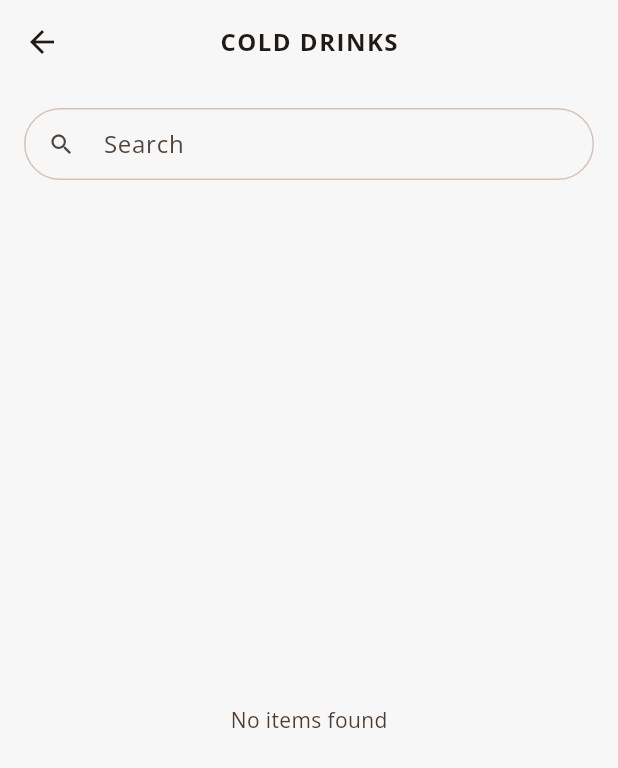
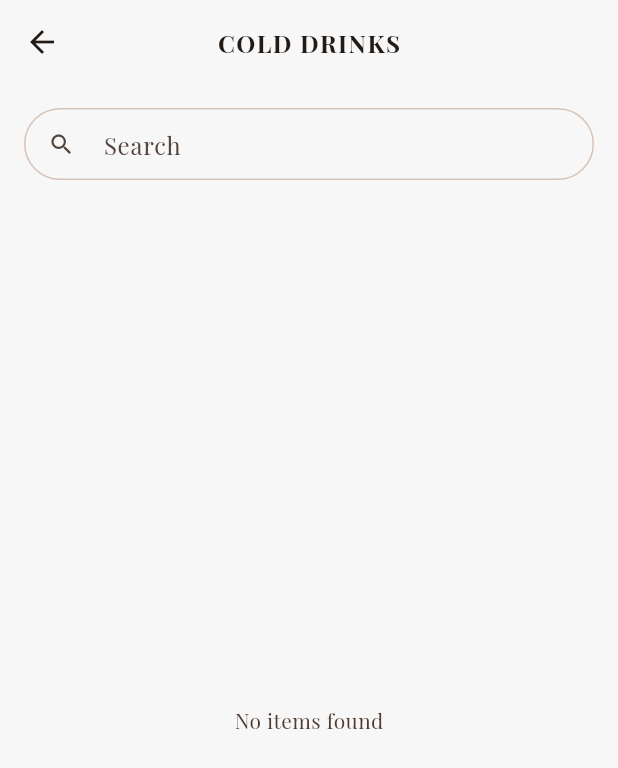
Before and after one commit to urban-cafe/urban_cafe, a Flutter app: the screen it shows after launch, after a tap on "COLD DRINKS", on a phone screen of 412 x 824 dp. Shown: the top 768 px of the screen. Run offline on Flutter 3.47's test engine with Material 3 defaults, Android fonts, the phone set to English and light mode, and no system bars; drawn by our look-alikes of skeletonizer; our stand-ins replace cached_network_image, file_picker, flutter_dotenv, font_awesome_flutter, go_router, google_fonts and 1 more; accounts and stored records are empty; network calls fail.

Commit message:
feat(theme): implement theme provider and update UI components
- Add theme provider for dynamic theme switching
- Update main menu screen with new design and social buttons
- Add responsive constraints to menu and detail screens
- Change text theme to Playfair Display font
- Add font_awesome_flutter and url_launcher dependencies

```diff
--- a/lib/core/theme.dart
+++ b/lib/core/theme.dart
@@ -25,7 +25,7 @@ class AppTheme {
   static ThemeData get theme => ThemeData(
     useMaterial3: true,
     colorScheme: ColorScheme.fromSeed(seedColor: primary, brightness: Brightness.light, primary: primary, onPrimary: Colors.white, secondary: accent, onSecondary: Colors.white, surface: neutralBg),
-    textTheme: GoogleFonts.openSansTextTheme(ThemeData.light().textTheme).apply(displayColor: const Color(0xFF4E3B2F), bodyColor: const Color(0xFF4E3B2F)),
+    textTheme: GoogleFonts.playfairDisplayTextTheme(ThemeData.light().textTheme).apply(displayColor: const Color(0xFF4E3B2F), bodyColor: const Color(0xFF4E3B2F)),
     filledButtonTheme: FilledButtonThemeData(
       style: FilledButton.styleFrom(
         backgroundColor: primary,
@@ -61,7 +61,7 @@ class AppTheme {
   static ThemeData get darkTheme => ThemeData(
     useMaterial3: true,
     colorScheme: ColorScheme.fromSeed(seedColor: primary, brightness: Brightness.dark, primary: primary, onPrimary: Colors.white, secondary: accent, onSecondary: Colors.white, surface: const Color(0xFF1F1A17), onSurface: const Color(0xFFEDE3DD)),
-    textTheme: GoogleFonts.openSansTextTheme(ThemeData.dark().textTheme).apply(displayColor: Colors.white, bodyColor: Colors.white),
+    textTheme: GoogleFonts.playfairDisplayTextTheme(ThemeData.dark().textTheme).apply(displayColor: Colors.white, bodyColor: Colors.white),
     filledButtonTheme: FilledButtonThemeData(
       style: FilledButton.styleFrom(backgroundColor: primary, foregroundColor: Colors.white),
     ),
--- a/lib/main.dart
+++ b/lib/main.dart
@@ -10,6 +10,7 @@ import 'package:urban_cafe/domain/entities/menu_item.dart';
 import 'package:urban_cafe/presentation/providers/admin_provider.dart';
 import 'package:urban_cafe/presentation/providers/auth_provider.dart';
 import 'package:urban_cafe/presentation/providers/menu_provider.dart';
+import 'package:urban_cafe/presentation/providers/theme_provider.dart';
 import 'package:urban_cafe/presentation/screens/admin/edit_screen.dart';
 import 'package:urban_cafe/presentation/screens/admin/list_screen.dart';
 import 'package:urban_cafe/presentation/screens/admin/login_screen.dart';
@@ -57,8 +58,20 @@ class UrbanCafeApp extends StatelessWidget {
         ChangeNotifierProvider(create: (_) => AuthProvider()),
         ChangeNotifierProvider(create: (_) => MenuProvider()),
         ChangeNotifierProvider(create: (_) => AdminProvider()),
+        ChangeNotifierProvider(create: (_) => ThemeProvider()),
       ],
-      child: MaterialApp.router(title: 'UrbanCafe', theme: AppTheme.theme, darkTheme: AppTheme.darkTheme, themeMode: ThemeMode.system, debugShowCheckedModeBanner: false, routerConfig: router),
+      child: Consumer<ThemeProvider>(
+        builder: (context, themeProvider, child) {
+          return MaterialApp.router(
+            title: 'UrbanCafe',
+            theme: AppTheme.theme,
+            darkTheme: AppTheme.darkTheme,
+            themeMode: themeProvider.themeMode, // Use the provider's mode
+            debugShowCheckedModeBanner: false,
+            routerConfig: router,
+          );
+        },
+      ),
     );
   }
 }
--- /dev/null
+++ b/lib/presentation/providers/theme_provider.dart
@@ -0,0 +1,20 @@
+import 'package:flutter/material.dart';
+
+class ThemeProvider extends ChangeNotifier {
+  ThemeMode _themeMode = ThemeMode.system;
+
+  ThemeMode get themeMode => _themeMode;
+
+  bool get isDarkMode {
+    if (_themeMode == ThemeMode.system) {
+      // Accessing platform dispatcher directly since we might not have context here
+      return WidgetsBinding.instance.platformDispatcher.platformBrightness == Brightness.dark;
+    }
+    return _themeMode == ThemeMode.dark;
+  }
+
+  void toggleTheme() {
+    _themeMode = isDarkMode ? ThemeMode.light : ThemeMode.dark;
+    notifyListeners();
+  }
+}
--- a/lib/presentation/screens/main_menu_screen.dart
+++ b/lib/presentation/screens/main_menu_screen.dart
@@ -1,74 +1,100 @@
 import 'package:flutter/material.dart';
+import 'package:font_awesome_flutter/font_awesome_flutter.dart';
 import 'package:go_router/go_router.dart';
 import 'package:provider/provider.dart';
 import 'package:urban_cafe/presentation/providers/auth_provider.dart';
+import 'package:urban_cafe/presentation/providers/theme_provider.dart';
+import 'package:url_launcher/url_launcher.dart';
 
 class MainMenuScreen extends StatelessWidget {
   const MainMenuScreen({super.key});
 
-  Widget _bigButton(BuildContext context, String label, VoidCallback onTap) {
-    final cs = Theme.of(context).colorScheme;
-    final isDark = Theme.of(context).brightness == Brightness.dark;
+  Widget _socialButton(BuildContext context, IconData icon, String url) {
+    final colorScheme = Theme.of(context).colorScheme;
 
-    return SizedBox(
+    return IconButton(
+      onPressed: () async {
+        final uri = Uri.parse(url);
+        if (await canLaunchUrl(uri)) {
+          await launchUrl(uri, mode: LaunchMode.externalApplication);
+        }
+      },
+      icon: FaIcon(icon, size: 22),
+      style: IconButton.styleFrom(
+        foregroundColor: colorScheme.primary,
+        side: BorderSide(color: colorScheme.outlineVariant),
+        padding: const EdgeInsets.all(12),
+      ),
+    );
+  }
+
+  Widget _menuButton(BuildContext context, {required String label, required IconData icon, required VoidCallback onTap}) {
+    final theme = Theme.of(context);
+    final colorScheme = theme.colorScheme;
+    final isDark = theme.brightness == Brightness.dark;
+
+    return Padding(
+      padding: const EdgeInsets.only(bottom: 16),
+      child: InkWell(
+        onTap: onTap,
+        borderRadius: BorderRadius.circular(16),
+        child: Container(
           width: double.infinity,
-      child: FilledButton(
-        onPressed: onTap,
-        style: FilledButton.styleFrom(
-          padding: const EdgeInsets.symmetric(vertical: 20),
-          shape: RoundedRectangleBorder(borderRadius: BorderRadius.circular(12)),
-          // Dark Mode Adjustment:
-          // Use 'secondaryContainer' (muted/pastel) in Dark Mode.
-          // Use 'primary' (vibrant) in Light Mode.
-          backgroundColor: isDark ? cs.secondaryContainer : cs.primary,
-          foregroundColor: isDark ? cs.onSecondaryContainer : cs.onPrimary,
-          elevation: isDark ? 0 : 2, // Remove shadow in dark mode for a flat look
+          height: 68, // REDUCED: Smaller height for a cleaner look (was 80)
+          padding: const EdgeInsets.symmetric(horizontal: 24),
+          decoration: BoxDecoration(
+            color: isDark ? colorScheme.secondaryContainer : colorScheme.primary,
+            borderRadius: BorderRadius.circular(16),
+            boxShadow: [if (!isDark) BoxShadow(color: colorScheme.primary.withValues(alpha: 0.3), blurRadius: 8, offset: const Offset(0, 4))],
           ),
-        child: Text(
+          child: Row(
+            children: [
+              Icon(
+                icon,
+                size: 28, // Slightly smaller icon to match new height
+                color: isDark ? colorScheme.onSecondaryContainer : colorScheme.onPrimary,
+              ),
+              const SizedBox(width: 20),
+              Text(
                 label,
-          style: Theme.of(context).textTheme.titleMedium?.copyWith(
-            fontWeight: FontWeight.w600,
-            // Ensure text color matches the background contrast
-            color: isDark ? cs.onSecondaryContainer : cs.onPrimary,
+                style: theme.textTheme.titleLarge?.copyWith(
+                  fontWeight: FontWeight.bold,
+                  letterSpacing: 1.0,
+                  fontSize: 18, // Adjusted font size slightly
+                  color: isDark ? colorScheme.onSecondaryContainer : colorScheme.onPrimary,
+                ),
+              ),
+              const Spacer(),
+              Icon(Icons.arrow_forward_ios_rounded, size: 18, color: (isDark ? colorScheme.onSecondaryContainer : colorScheme.onPrimary).withValues(alpha: 0.5)),
+            ],
           ),
         ),
       ),
     );
   }
 
-  Widget _logoHeader(BuildContext context) {
-    final cs = Theme.of(context).colorScheme;
-    return Column(
-      children: [
-        Container(
-          width: 250,
-          height: 250,
-          decoration: BoxDecoration(color: cs.primary.withValues(alpha: 0.00), borderRadius: BorderRadius.circular(24)),
-          alignment: Alignment.center,
-          child: Padding(
-            padding: const EdgeInsets.all(12),
-            child: Image.asset(
-              'assets/logos/urbancafelogo.png',
-              fit: BoxFit.contain,
-              errorBuilder: (context, error, stackTrace) => Icon(Icons.local_cafe, size: 80, color: cs.primary),
-            ),
-          ),
-        ),
-      ],
-    );
-  }
-
   @override
   Widget build(BuildContext context) {
-    final cs = Theme.of(context).colorScheme;
+    final theme = Theme.of(context);
+    final colorScheme = theme.colorScheme;
+    final isDark = theme.brightness == Brightness.dark;
+
     return Scaffold(
-      backgroundColor: cs.surface,
+      backgroundColor: colorScheme.surface,
       appBar: AppBar(
-        title: const Text(''),
+        backgroundColor: Colors.transparent,
+        elevation: 0,
+        leading: IconButton(
+          icon: Icon(isDark ? Icons.light_mode : Icons.dark_mode, color: colorScheme.onSurface),
+          tooltip: 'Toggle Theme',
+          onPressed: () {
+            context.read<ThemeProvider>().toggleTheme();
+          },
+        ),
         actions: [
           IconButton(
-            icon: const Icon(Icons.admin_panel_settings),
-            tooltip: 'Admin',
+            icon: Icon(Icons.admin_panel_settings_outlined, color: colorScheme.onSurface),
+            tooltip: 'Admin Area',
             onPressed: () {
               final auth = context.read<AuthProvider>();
               if (!auth.isConfigured) {
@@ -84,19 +110,43 @@ class MainMenuScreen extends StatelessWidget {
           ),
         ],
       ),
-      body: SafeArea(
+      body: Center(
+        child: ConstrainedBox(
+          constraints: const BoxConstraints(maxWidth: 500),
           child: Padding(
-          padding: const EdgeInsets.all(24),
+            padding: const EdgeInsets.symmetric(horizontal: 24),
             child: Column(
-            crossAxisAlignment: CrossAxisAlignment.center,
+              mainAxisAlignment: MainAxisAlignment.center,
               children: [
+                const Spacer(flex: 1),
+
+                Hero(
+                  tag: 'app_logo',
+                  child: Image.asset(
+                    'assets/logos/urbancafelogo.png',
+                    height: 220,
+                    fit: BoxFit.contain,
+                    errorBuilder: (context, error, stackTrace) => Icon(Icons.local_cafe, size: 100, color: colorScheme.primary),
+                  ),
+                ),
+
+                const SizedBox(height: 48),
+
+                _menuButton(context, label: 'HOT DRINKS', icon: Icons.local_cafe_rounded, onTap: () => context.push('/menu?initialMainCategory=HOT%20DRINKS')),
+                _menuButton(context, label: 'COLD DRINKS', icon: Icons.local_drink_rounded, onTap: () => context.push('/menu?initialMainCategory=COLD%20DRINKS')),
+                _menuButton(context, label: 'FOOD', icon: Icons.restaurant_menu_rounded, onTap: () => context.push('/menu?initialMainCategory=FOOD')),
+
+                const Spacer(flex: 2),
+
+                Text(
+                  "Follow Us",
+                  style: theme.textTheme.labelLarge?.copyWith(color: colorScheme.onSurfaceVariant, fontWeight: FontWeight.bold, letterSpacing: 1.5, fontFamily: 'Playfair Display'),
+                ),
+                const SizedBox(height: 16),
+                Row(mainAxisAlignment: MainAxisAlignment.center, children: [_socialButton(context, FontAwesomeIcons.tiktok, 'https://www.tiktok.com/@urbantea.mm?_r=1&_t=ZS-9206DYuBDJQ'), const SizedBox(width: 16), _socialButton(context, FontAwesomeIcons.facebookF, 'https://www.facebook.com/urbantea915?mibextid=wwXIfr'), const SizedBox(width: 16), _socialButton(context, FontAwesomeIcons.instagram, 'https://www.facebook.com/urbantea915?mibextid=wwXIfr')]),
                 const SizedBox(height: 32),
-              _logoHeader(context),
-              const SizedBox(height: 24),
-              Expanded(
-                child: Column(mainAxisAlignment: MainAxisAlignment.center, children: [_bigButton(context, 'HOT DRINKS', () => context.push('/menu?initialMainCategory=HOT%20DRINKS')), const SizedBox(height: 16), _bigButton(context, 'COLD DRINKS', () => context.push('/menu?initialMainCategory=COLD%20DRINKS')), const SizedBox(height: 16), _bigButton(context, 'FOOD', () => context.push('/menu?initialMainCategory=FOOD'))]),
+              ],
             ),
-            ],
           ),
         ),
       ),
--- a/lib/presentation/screens/menu_detail_screen.dart
+++ b/lib/presentation/screens/menu_detail_screen.dart
@@ -14,24 +14,22 @@ class MenuDetailScreen extends StatelessWidget {
     final priceFormat = NumberFormat.currency(symbol: '', decimalDigits: 0);
 
     return Scaffold(
-      body: CustomScrollView(
+      // RESPONSIVE FIX: Center content and limit max width
+      body: Center(
+        child: ConstrainedBox(
+          constraints: const BoxConstraints(maxWidth: 600),
+          child: CustomScrollView(
             slivers: [
-          // 1. IMMERSIVE IMAGE HEADER
               SliverAppBar(
-            expandedHeight: 400, // Makes the image nice and tall (Full Size feel)
-            pinned: true, // App bar sticks to top when scrolling
+                expandedHeight: 400,
+                pinned: true,
                 backgroundColor: colorScheme.surface,
-            foregroundColor: colorScheme.onSurface, // Back button color logic
-            // Only show title in App Bar when collapsed
-            title: Text(
-              item.name,
-              style: const TextStyle(color: Colors.transparent), // Hidden initially
-            ),
+                foregroundColor: colorScheme.onSurface,
+                title: Text(item.name, style: const TextStyle(color: Colors.transparent)),
                 flexibleSpace: FlexibleSpaceBar(
                   background: Stack(
                     fit: StackFit.expand,
                     children: [
-                  // The Image
                       item.imageUrl != null
                           ? CachedNetworkImage(
                               imageUrl: item.imageUrl!,
@@ -46,9 +44,6 @@ class MenuDetailScreen extends StatelessWidget {
                               color: colorScheme.surfaceContainerHighest,
                               child: Icon(Icons.fastfood, size: 60, color: colorScheme.onSurfaceVariant),
                             ),
-
-                  // Gradient Overlay (Shadow) for better text contrast if we had text on image
-                  // Also adds a nice fade at the bottom
                       const DecoratedBox(
                         decoration: BoxDecoration(
                           gradient: LinearGradient(begin: Alignment.topCenter, end: Alignment.bottomCenter, colors: [Colors.black26, Colors.transparent, Colors.transparent], stops: [0.0, 0.3, 1.0]),
@@ -58,11 +53,8 @@ class MenuDetailScreen extends StatelessWidget {
                   ),
                 ),
               ),
-
-          // 2. CONTENT BODY
               SliverToBoxAdapter(
                 child: Container(
-              // Visual trick: Overlap the image slightly with rounded corners
                   transform: Matrix4.translationValues(0, -20, 0),
                   decoration: BoxDecoration(
                     color: colorScheme.surface,
@@ -73,7 +65,6 @@ class MenuDetailScreen extends StatelessWidget {
                     child: Column(
                       crossAxisAlignment: CrossAxisAlignment.start,
                       children: [
-                    // Handle Bar (Visual cue for sheet)
                         Center(
                           child: Container(
                             width: 40,
@@ -82,8 +73,6 @@ class MenuDetailScreen extends StatelessWidget {
                             decoration: BoxDecoration(color: colorScheme.onSurfaceVariant.withValues(alpha: 0.3), borderRadius: BorderRadius.circular(2)),
                           ),
                         ),
-
-                    // Title and Price Row
                         Row(
                           crossAxisAlignment: CrossAxisAlignment.start,
                           children: [
@@ -100,35 +89,20 @@ class MenuDetailScreen extends StatelessWidget {
                             ),
                           ],
                         ),
-
                         const SizedBox(height: 16),
-
-                    // Tags Row (Category & Availability)
                         Wrap(
                           spacing: 8,
                           children: [
                             if (item.categoryName != null) _buildTag(context, item.categoryName!, Icons.category_outlined),
-
                             if (item.isAvailable) _buildTag(context, "Available", Icons.check_circle_outline, color: Colors.green) else _buildTag(context, "Sold Out", Icons.cancel_outlined, color: colorScheme.error),
                           ],
                         ),
-
                         const SizedBox(height: 24),
                         const Divider(),
                         const SizedBox(height: 16),
-
-                    // Description Section
                         Text("Description", style: theme.textTheme.titleMedium?.copyWith(fontWeight: FontWeight.bold)),
                         const SizedBox(height: 8),
-                    Text(
-                      item.description != null && item.description!.isNotEmpty ? item.description! : "No description available.",
-                      style: theme.textTheme.bodyLarge?.copyWith(
-                        color: colorScheme.onSurfaceVariant,
-                        height: 1.5, // Better readability
-                      ),
-                    ),
-
-                    // Extra space at bottom for scrolling
+                        Text(item.description != null && item.description!.isNotEmpty ? item.description! : "No description available.", style: theme.textTheme.bodyLarge?.copyWith(color: colorScheme.onSurfaceVariant, height: 1.5)),
                         const SizedBox(height: 50),
                       ],
                     ),
@@ -137,10 +111,11 @@ class MenuDetailScreen extends StatelessWidget {
               ),
             ],
           ),
+        ),
+      ),
     );
   }
 
-  // Helper widget for Category/Status tags
   Widget _buildTag(BuildContext context, String label, IconData icon, {Color? color}) {
     final theme = Theme.of(context);
     final colorScheme = theme.colorScheme;
--- a/lib/presentation/screens/menu_screen.dart
+++ b/lib/presentation/screens/menu_screen.dart
@@ -1,3 +1,4 @@
+import 'dart:developer';
 import 'package:flutter/material.dart';
 import 'package:go_router/go_router.dart';
 import 'package:provider/provider.dart';
@@ -47,15 +48,14 @@ class _MenuScreenState extends State<MenuScreen> {
     _searchCtrl.dispose();
     _scrollCtrl.dispose();
     menuProvider.resetSearch("");
+    log("Menu Lists Dispose");
     super.dispose();
   }
 
-  // Fake items for initial full-screen loading
   List<MenuItemEntity> get _loadingItems {
     return List.generate(8, (index) => _dummyItem);
   }
 
-  // Single fake item for bottom loader
   MenuItemEntity get _dummyItem => MenuItemEntity(id: 'dummy', name: 'Loading Item Name ...', description: 'Loading delicious food description ...', price: 0, categoryId: null, categoryName: 'Category', imagePath: null, imageUrl: null, isAvailable: true, createdAt: DateTime.now(), updatedAt: DateTime.now());
 
   void _showCategorySelector(BuildContext context) {
@@ -68,6 +68,8 @@ class _MenuScreenState extends State<MenuScreen> {
       isScrollControlled: true,
       useSafeArea: true,
       backgroundColor: colorScheme.surface,
+      // RESPONSIVE FIX: Limit width on large screens
+      constraints: const BoxConstraints(maxWidth: 600),
       shape: const RoundedRectangleBorder(borderRadius: BorderRadius.vertical(top: Radius.circular(24))),
       builder: (ctx) {
         return ConstrainedBox(
@@ -188,7 +190,11 @@ class _MenuScreenState extends State<MenuScreen> {
           scrolledUnderElevation: 0,
           backgroundColor: colorScheme.surface,
         ),
-        body: Column(
+        // RESPONSIVE FIX: Center and constrain width for large screens
+        body: Center(
+          child: ConstrainedBox(
+            constraints: const BoxConstraints(maxWidth: 600),
+            child: Column(
               children: [
                 Padding(
                   padding: const EdgeInsets.all(16),
@@ -239,7 +245,6 @@ class _MenuScreenState extends State<MenuScreen> {
                 ),
 
                 Expanded(
-              // Wrap the ListView in Skeletonizer for initial load
                   child: Skeletonizer(
                     enabled: isLoadingInitial,
                     effect: ShimmerEffect(baseColor: colorScheme.surfaceContainerHighest.withValues(alpha: 0.5), highlightColor: colorScheme.surface),
@@ -249,11 +254,9 @@ class _MenuScreenState extends State<MenuScreen> {
                             controller: _scrollCtrl,
                             keyboardDismissBehavior: ScrollViewKeyboardDismissBehavior.onDrag,
                             padding: const EdgeInsets.only(bottom: 16),
-                        // Count includes real items + 1 dummy item if loading more
                             itemCount: displayItems.length + (provider.loadingMore ? 1 : 0),
                             separatorBuilder: (_, _) => Divider(height: 1, thickness: 1, indent: 16, endIndent: 16, color: colorScheme.outlineVariant.withValues(alpha: 0.5)),
                             itemBuilder: (context, index) {
-                          // REPLACED: CircularProgressIndicator with Skeletonizer MenuCard
                               if (index == displayItems.length) {
                                 return Skeletonizer(
                                   enabled: true,
@@ -263,7 +266,6 @@ class _MenuScreenState extends State<MenuScreen> {
                               }
 
                               final item = displayItems[index];
-
                               return MenuCard(
                                 item: item,
                                 onTap: isLoadingInitial
@@ -280,6 +282,8 @@ class _MenuScreenState extends State<MenuScreen> {
               ],
             ),
           ),
+        ),
+      ),
     );
   }
 }
--- a/pubspec.yaml
+++ b/pubspec.yaml
@@ -24,6 +24,8 @@ dependencies:
   go_router: ^14.2.1
   google_fonts: ^6.2.1
   skeletonizer: ^2.1.1
+  font_awesome_flutter: ^10.12.0
+  url_launcher: ^6.3.2
 
 dev_dependencies:
   flutter_test:
```
Lines whose indentation alone changed are shown as unchanged.
